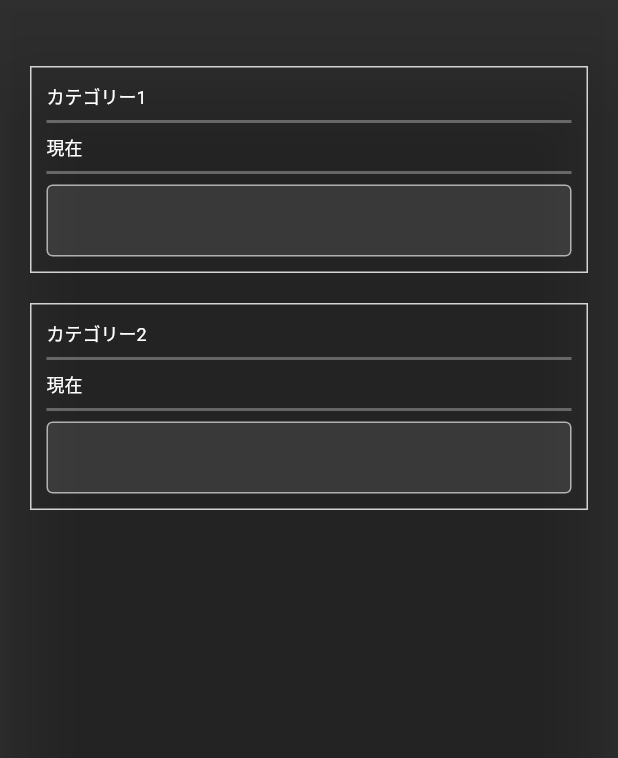
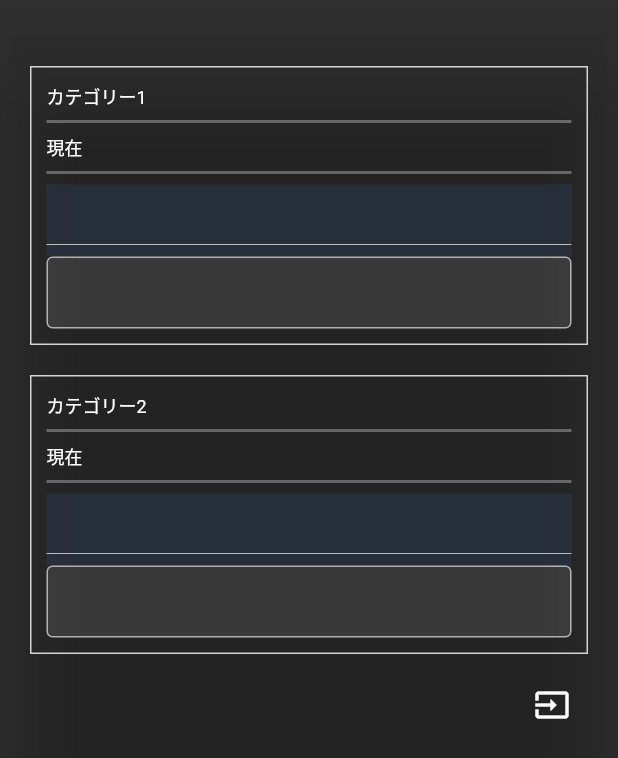
Before and after one commit to hidechy/flutter-youtube3, a Flutter app: the SettingCategoryAlert widget shown alone on an empty page, opened directly with empty values, on a phone screen of 412 x 824 dp. Shown: the top 758 px of the screen. Run offline on Flutter 3.47's test engine with Material 2 defaults, Android fonts, the phone set to English and light mode, and no system bars; our stand-ins replace freezed_annotation, hooks_riverpod; missing offline and left inert: drag_and_drop_lists, fab_circular_menu; network calls fail.

Commit message:
commit 20230220

```diff
--- a/lib/screens/_alert/setting_category_alert.dart
+++ b/lib/screens/_alert/setting_category_alert.dart
@@ -28,6 +28,8 @@ class SettingCategoryAlert extends ConsumerWidget {
     makeTecs();
 
     makeCategoryList();
+
+    final settingCategoryState = ref.watch(settingCategoryProvider);
 
     return AlertDialog(
       titlePadding: EdgeInsets.zero,
@@ -76,6 +78,7 @@ class SettingCategoryAlert extends ConsumerWidget {
                         color: Colors.blueAccent.withOpacity(0.1),
                       ),
                       child: DropdownButton(
+                        value: settingCategoryState.selectedCategory1,
                         icon: const Visibility(
                           visible: false,
                           child: Icon(Icons.arrow_drop_down),
@@ -147,6 +150,7 @@ class SettingCategoryAlert extends ConsumerWidget {
                         color: Colors.blueAccent.withOpacity(0.1),
                       ),
                       child: DropdownButton(
+                        value: settingCategoryState.selectedCategory2,
                         icon: const Visibility(
                           visible: false,
                           child: Icon(Icons.arrow_drop_down),
@@ -188,6 +192,20 @@ class SettingCategoryAlert extends ConsumerWidget {
                   ],
                 ),
               ),
+              Row(
+                mainAxisAlignment: MainAxisAlignment.spaceBetween,
+                children: [
+                  Container(),
+                  IconButton(
+                    onPressed: () {
+                      ref
+                          .watch(settingCategoryProvider.notifier)
+                          .inputCategory();
+                    },
+                    icon: const Icon(Icons.input),
+                  ),
+                ],
+              ),
             ],
           ),
         ),
@@ -204,8 +222,8 @@ class SettingCategoryAlert extends ConsumerWidget {
 
   ///
   void makeCategoryList() {
-    category1List = [];
-    category2List = [];
+    category1List = [''];
+    category2List = [''];
 
     final bigCategoryState = _ref.watch(bigCategoryProvider);
 
--- a/lib/state/setting_category/setting_category_notifier.dart
+++ b/lib/state/setting_category/setting_category_notifier.dart
@@ -24,6 +24,11 @@ class SettingCategoryNotifier extends StateNotifier<SettingCategoryState> {
 
   Future<void> setInputedCategory2({required String value}) async =>
       state = state.copyWith(inputedCategory2: value);
+
+  ///
+  Future<void> inputCategory() async {
+    print(state);
+  }
 }
 
 ////////////////////////////////////////////////
```
